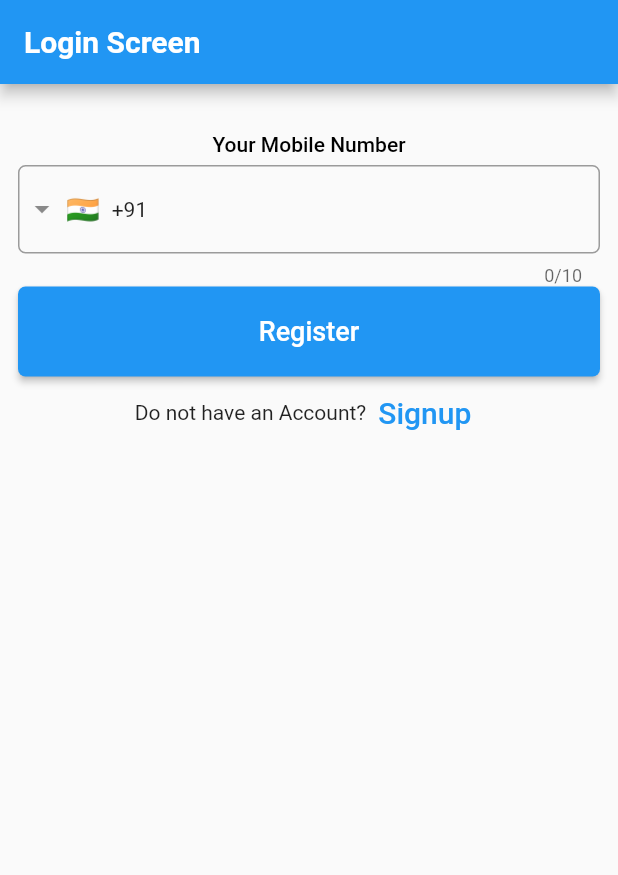
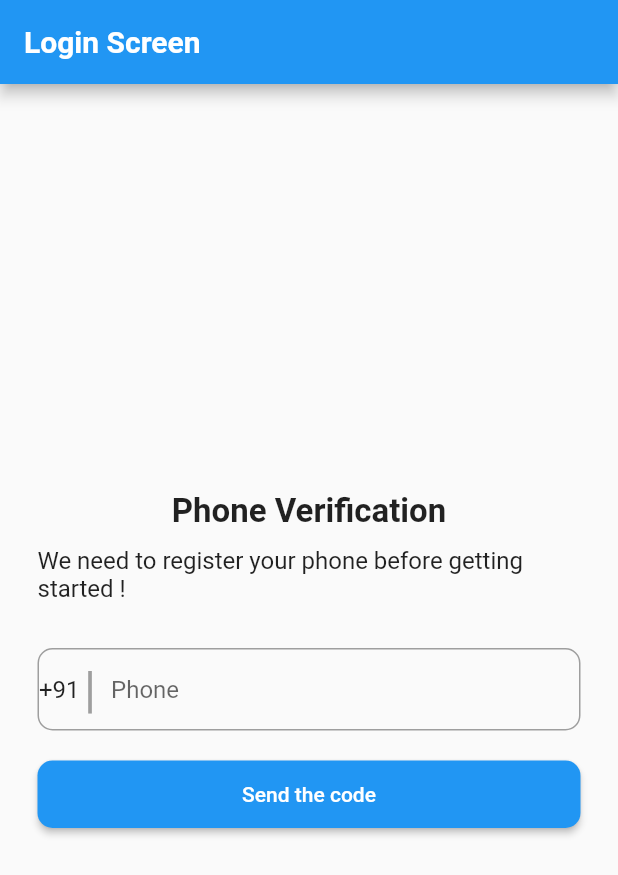
Before and after one commit to panchaniurvisha/firebase_demo_one, a Flutter app: the screen it shows after launch, on a phone screen of 412 x 824 dp. Shown: the top 875 px of the screen. Run offline on Flutter 3.47's test engine with Material 2 defaults, Android fonts, the phone set to English and light mode, and no system bars; drawn by our look-alikes of intl_phone_field; our stand-ins replace firebase_auth, firebase_core, pinput; accounts and stored records are empty; Roboto replaces fonts that are missing (Circular Std).

Commit message:
"7/6/2023"

```diff
--- a/lib/view/home/login_screen_one.dart
+++ b/lib/view/home/login_screen_one.dart
@@ -1,11 +1,12 @@
 import 'package:firebase_auth/firebase_auth.dart';
-import 'package:firebase_demo_one/utils/routes_name.dart';
 import 'package:firebase_demo_one/view/otp_page.dart';
 import 'package:flutter/material.dart';
-import 'package:intl_phone_field/intl_phone_field.dart';
 
 class LoginScreenOne extends StatefulWidget {
-  const LoginScreenOne({Key? key}) : super(key: key);
+  const LoginScreenOne({
+    Key? key,
+  }) : super(key: key);
+  static String verify = "";
 
   @override
   State<LoginScreenOne> createState() => _LoginScreenOneState();
@@ -13,12 +14,17 @@ class LoginScreenOne extends StatefulWidget {
 
 class _LoginScreenOneState extends State<LoginScreenOne> {
   FirebaseAuth firebaseAuth = FirebaseAuth.instance;
-  String? verificationCode = "";
+  var phone = "";
   User? user;
-  final formKey = GlobalKey<FormState>();
-  TextEditingController phoneController = TextEditingController();
+  TextEditingController countryCode = TextEditingController();
 
   @override
+  void initState() {
+    // TODO: implement initState
+    countryCode.text = "+91";
+    super.initState();
+  }
+
   Widget build(BuildContext context) {
     return Scaffold(
         appBar: AppBar(
@@ -27,39 +33,102 @@ class _LoginScreenOneState extends State<LoginScreenOne> {
                 fontWeight: FontWeight.bold,
               )),
         ),
-      body: Form(
-        key: formKey,
-        autovalidateMode: AutovalidateMode.onUserInteraction,
-        child: Padding(
-          padding: const EdgeInsets.all(12.0),
+        body: Container(
+          margin: const EdgeInsets.symmetric(horizontal: 25),
+          alignment: Alignment.center,
+          child: SingleChildScrollView(
             child: Column(
+              mainAxisAlignment: MainAxisAlignment.center,
               children: [
-              const Text("Your Mobile Number",
+                const Text(
+                  "Phone Verification",
                   style: TextStyle(
-                    height: 3,
-                    color: Color(0xff000000),
-                    fontWeight: FontWeight.w500,
-                    fontSize: 14,
-                    fontFamily: "Circular Std",
-                    fontStyle: FontStyle.normal,
-                  )),
-              IntlPhoneField(
-                keyboardType: TextInputType.number,
-                decoration: InputDecoration(
-                  focusedBorder: OutlineInputBorder(
-                    borderRadius: BorderRadius.circular(5),
-                    borderSide: BorderSide(color: Colors.black26, width: 2),
-                  ),
-                  border: OutlineInputBorder(
-                    borderRadius: BorderRadius.circular(5),
-                    borderSide: const BorderSide(),
+                    fontSize: 22,
+                    fontWeight: FontWeight.bold,
                   ),
                 ),
-                initialCountryCode: 'IN',
-                onChanged: (phone) {
-                  debugPrint(phone.completeNumber);
+                const SizedBox(
+                  height: 10,
+                ),
+                const Text(
+                  "We need to register your phone before getting started !",
+                  style: TextStyle(fontSize: 16),
+                ),
+                const SizedBox(
+                  height: 30,
+                ),
+                Container(
+                  height: 55,
+                  decoration: BoxDecoration(
+                      border: Border.all(width: 1, color: Colors.grey),
+                      borderRadius: BorderRadius.circular(10)),
+                  child: Row(
+                    children: [
+                      SizedBox(
+                          width: 30,
+                          child: TextField(
+                            controller: countryCode,
+                            decoration:
+                                const InputDecoration(border: InputBorder.none),
+                          )),
+                      const Text(
+                        "|",
+                        style: TextStyle(fontSize: 33, color: Colors.grey),
+                      ),
+                      const SizedBox(
+                        width: 10,
+                      ),
+                      Expanded(
+                        child: TextField(
+                          keyboardType: TextInputType.phone,
+                          onChanged: (value) {
+                            phone = value;
                           },
+                          decoration: const InputDecoration(
+                              border: InputBorder.none, hintText: "Phone"),
                         ),
+                      )
+                    ],
+                  ),
+                ),
+                const SizedBox(
+                  height: 20,
+                ),
+                SizedBox(
+                  height: 45,
+                  width: double.infinity,
+                  child: ElevatedButton(
+                    onPressed: () async {
+                      await firebaseAuth.verifyPhoneNumber(
+                        phoneNumber: "${countryCode.text + phone}",
+                        verificationCompleted:
+                            (PhoneAuthCredential credential) {},
+                        verificationFailed: (FirebaseAuthException e) {
+                          debugPrint("${e.message}");
+                        },
+                        codeSent: (String verificationId, int? resendToken) {
+                          MyPhone.verify = verificationId;
+                          Navigator.push(
+                            context,
+                            MaterialPageRoute(
+                              builder: (context) => const OtpPage(),
+                            ),
+                          );
+                        },
+                        codeAutoRetrievalTimeout: (String verificationId) {},
+                      );
+                    },
+                    child: const Text("Send the code"),
+                    style: ElevatedButton.styleFrom(
+                      shape: RoundedRectangleBorder(
+                          borderRadius: BorderRadius.circular(10)),
+                    ),
+                  ),
+                )
+              ],
+            ),
+          ),
+        )
         /*AppTextFormField(
                 controller: phoneController,,
                 labelText: "Mobile Number",
@@ -73,67 +142,10 @@ class _LoginScreenOneState extends State<LoginScreenOne> {
                   }
                 },
               ),*/
-              ElevatedButton(
-                  onPressed: () {
-                    if (formKey.currentState!.validate()) {
-                      registerUser();
-                      Navigator.pushAndRemoveUntil(
-                          context,
-                          MaterialPageRoute(
-                            builder: (context) => OtpPage(),
-                          ),
-                          (route) => false);
-                      debugPrint("Home Screen====>");
-                    }
-                  },
-                  style: ElevatedButton.styleFrom(
-                    fixedSize: const Size(400, 60),
-                    shape: RoundedRectangleBorder(
-                        borderRadius: BorderRadius.circular(5)),
-                  ),
-                  child: const Text(
-                    "Register",
-                    style: TextStyle(fontSize: 18),
-                  )),
-              Row(
-                mainAxisAlignment: MainAxisAlignment.center,
-                children: [
-                  const Text('Do not have an Account?'),
-                  TextButton(
-                    child: const Text(
-                      'Signup',
-                      style: TextStyle(fontSize: 20),
-                    ),
-                    onPressed: () {
-                      Navigator.pushNamed(
-                        context,
-                        RoutesName.secondScreen,
-                      );
-                      //signup screen
-                    },
-                  )
-                ],
-              ),
-            ],
-          ),
-        ),
-      ),
-    );
-  }
-
-  registerUser() async {
-    await firebaseAuth.verifyPhoneNumber(
-      phoneNumber: '+44 7123 123 456',
-      verificationCompleted: (PhoneAuthCredential credential) {
-        firebaseAuth.signInWithCredential(credential);
-      },
-      verificationFailed: (FirebaseAuthException e) {},
-      codeSent: (String verificationId, int? resendToken) {
-        setState(() {
-          verificationCode = verificationId;
-        });
-      },
-      codeAutoRetrievalTimeout: (String verificationId) {},
         );
   }
 }
+
+class MyPhone {
+  static String verify = "";
+}
```
Also changed, not shown: lib/view/home/home_screen.dart (+5 -5 lines), lib/view/otp_page.dart (+85 -56 lines). Lines whose indentation alone changed are shown as unchanged.
